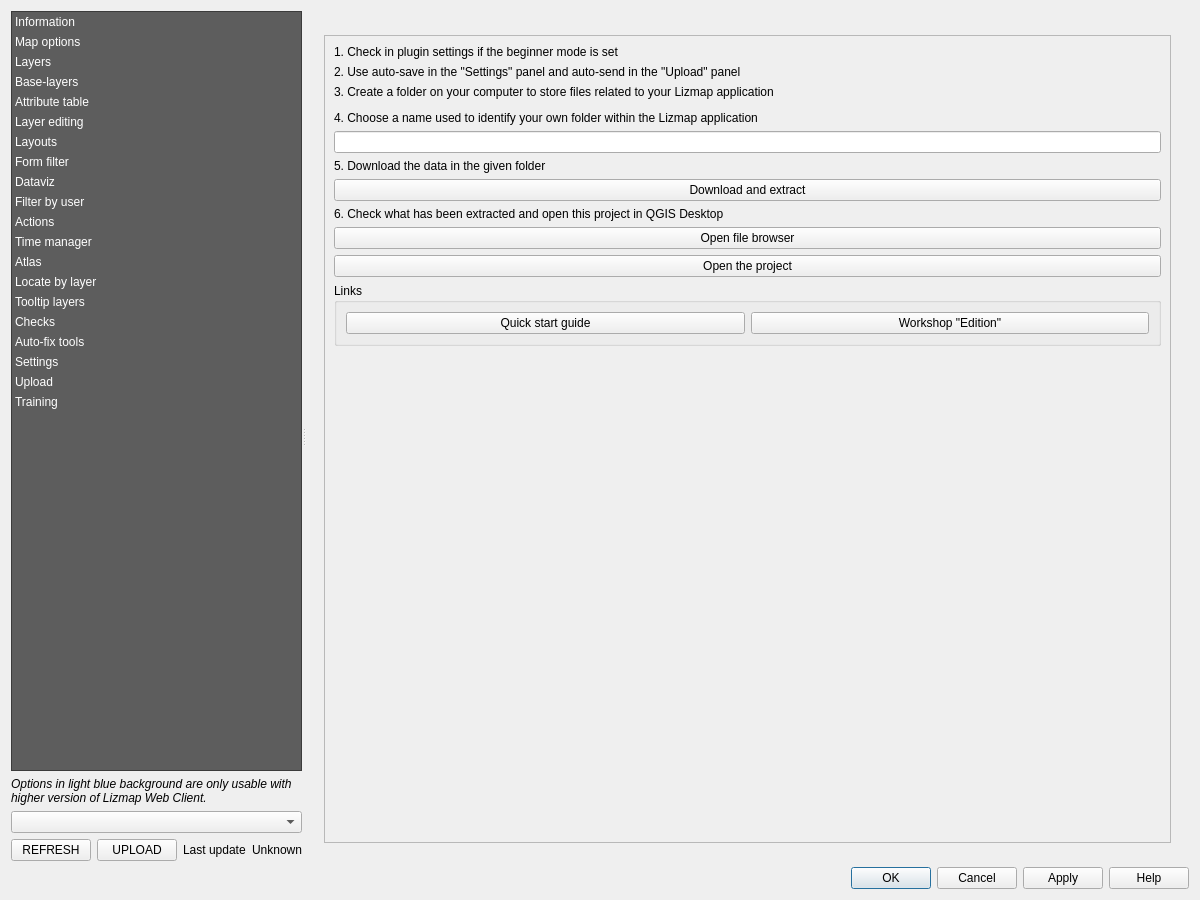
The window that lizmap/resources/ui/ui_lizmap.ui (3liz/lizmap-plugin) describes before a commit, drawn with Qt 5.
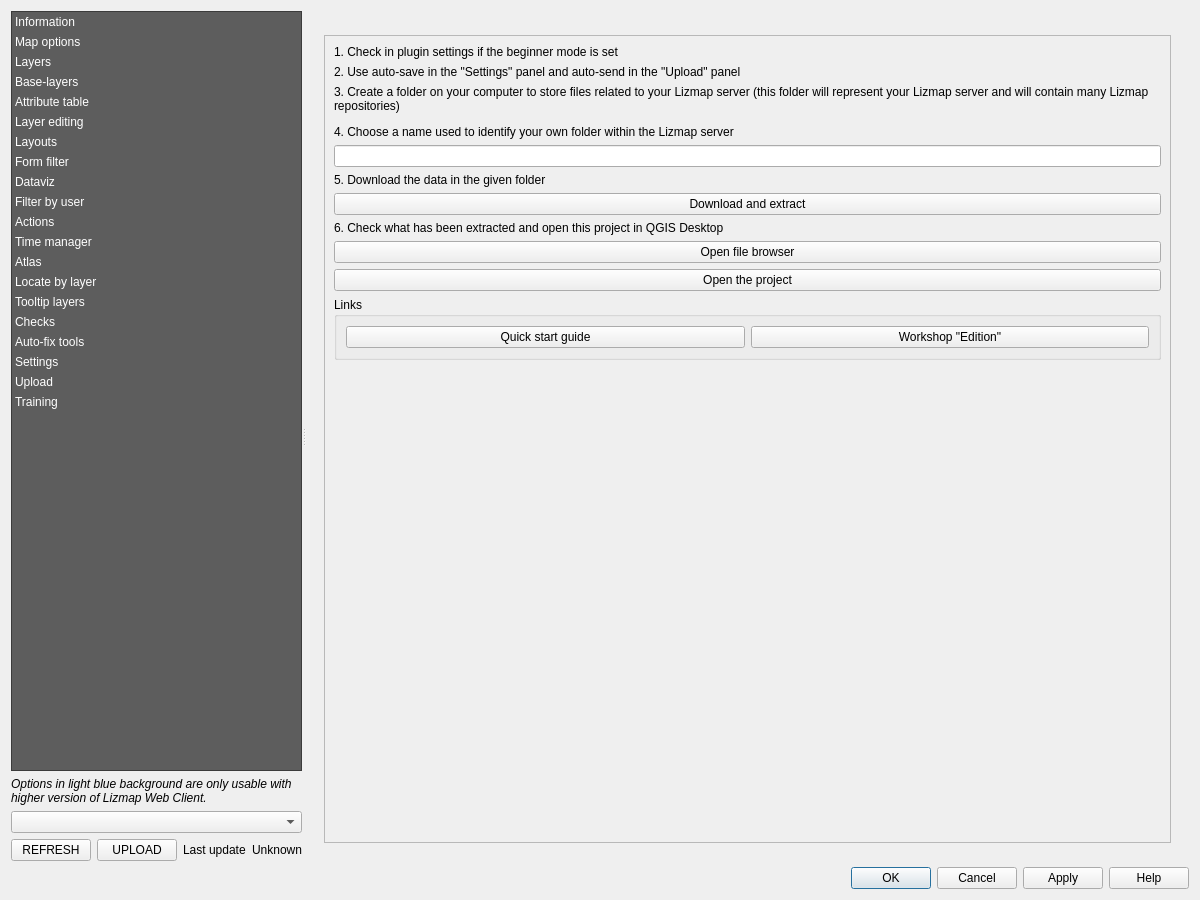
The same window after the commit. The open tabs and pages were chosen to show the change. Custom widgets are drawn as their Qt base class.

Commit message: Review strings

What changed in the file:
```diff
--- a/lizmap/resources/ui/ui_lizmap.ui
+++ b/lizmap/resources/ui/ui_lizmap.ui
@@ -5142,7 +5142,10 @@
                <item>
                 <widget class="QLabel" name="label_57">
                  <property name="text">
-                  <string>3. Create a folder on your computer to store files related to your Lizmap application</string>
+                  <string>3. Create a folder on your computer to store files related to your Lizmap server (this folder will represent your Lizmap server and will contain many Lizmap repositories)</string>
+                 </property>
+                 <property name="wordWrap">
+                  <bool>true</bool>
                  </property>
                 </widget>
                </item>
@@ -5152,7 +5155,7 @@
                <item>
                 <widget class="QLabel" name="label_66">
                  <property name="text">
-                  <string>4. Choose a name used to identify your own folder within the Lizmap application</string>
+                  <string>4. Choose a name used to identify your own folder within the Lizmap server</string>
                  </property>
                 </widget>
                </item>
```
The commit also changes 2 other files.
